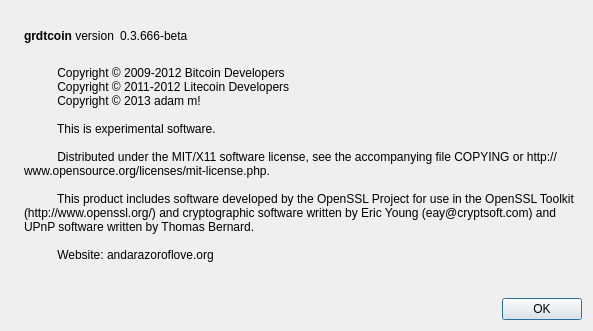
getrichordietryincoin/grdtcoin, file src/qt/forms/aboutdialog.ui: the form before one commit.
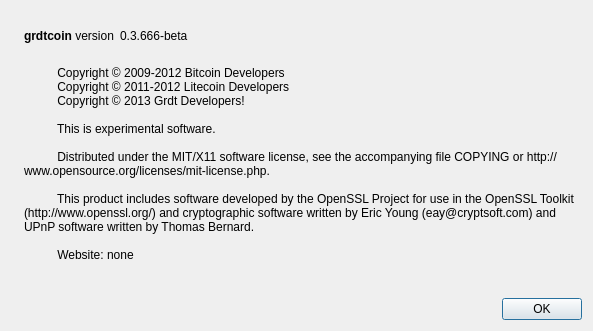
The form after the commit. Icons and pictures are not drawn.

```diff
--- a/src/qt/forms/aboutdialog.ui
+++ b/src/qt/forms/aboutdialog.ui
@@ -97,7 +97,7 @@
         <string>
           Copyright © 2009-2012 Bitcoin Developers
           Copyright © 2011-2012 Litecoin Developers
-          Copyright © 2013 adam m!
+          Copyright © 2013 Grdt Developers!
 
           This is experimental software.
 
@@ -105,7 +105,7 @@
 
           This product includes software developed by the OpenSSL Project for use in the OpenSSL Toolkit (http://www.openssl.org/) and cryptographic software written by Eric Young (eay@cryptsoft.com) and UPnP software written by Thomas Bernard.
 
-          Website: andarazoroflove.org
+          Website: none
         </string>
        </property>
        <property name="wordWrap">
```
